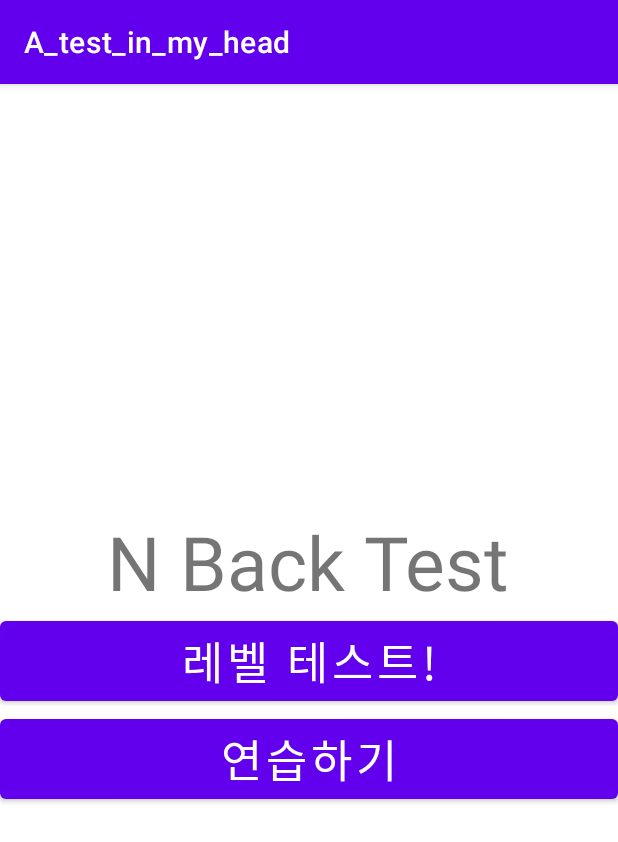
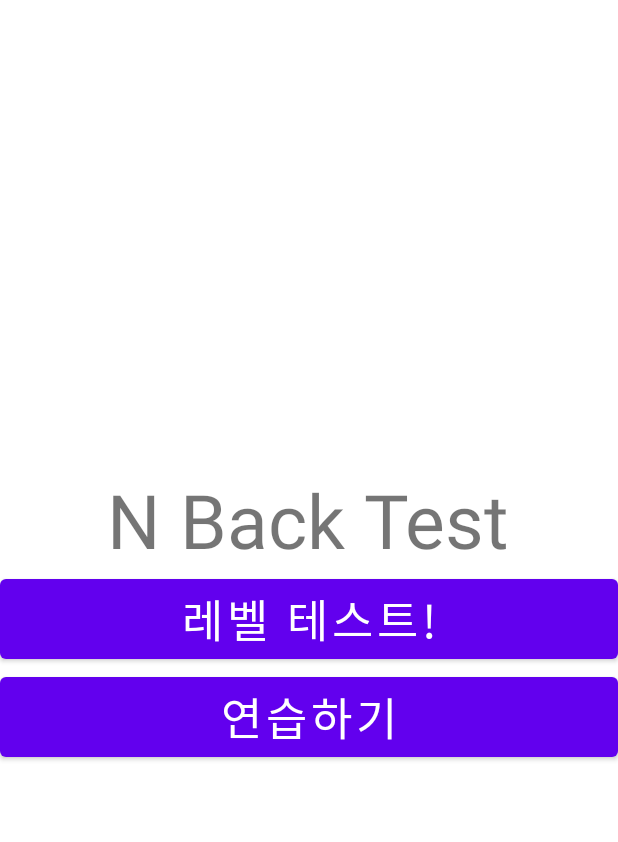
Before and after one commit to Android-app-development-team-project/-, an Android app: the NBackMain screen opened directly, with no data from a screen before it, on a phone screen of 412 x 824 dp. Shown: the top 842 px of the screen. Run offline under Robolectric (Android 15) with nearby library versions, the phone set to English and light mode, and no system bars.

Commit message:
기능　자체는　거의　완성입니다

```diff
--- a/app/build.gradle
+++ b/app/build.gradle
@@ -33,6 +33,8 @@ dependencies {
     implementation 'com.google.android.material:material:1.4.0'
     implementation 'androidx.constraintlayout:constraintlayout:2.1.1'
     implementation 'androidx.legacy:legacy-support-v4:1.0.0'
+    implementation 'androidx.lifecycle:lifecycle-livedata-ktx:2.3.1'
+    implementation 'androidx.lifecycle:lifecycle-viewmodel-ktx:2.3.1'
     testImplementation 'junit:junit:4.+'
     androidTestImplementation 'androidx.test.ext:junit:1.1.3'
     androidTestImplementation 'androidx.test.espresso:espresso-core:3.4.0'
--- a/app/src/main/java/com/example/a_test_in_my_head/GuessNumberMain.java
+++ b/app/src/main/java/com/example/a_test_in_my_head/GuessNumberMain.java
@@ -78,4 +78,5 @@ public class GuessNumberMain extends AppCompatActivity {
         });
 
     }
+
 }
--- a/app/src/main/java/com/example/a_test_in_my_head/NBackMain.java
+++ b/app/src/main/java/com/example/a_test_in_my_head/NBackMain.java
@@ -21,7 +21,7 @@ public class NBackMain extends AppCompatActivity {
         super.onCreate(savedInstanceState);
         setContentView(R.layout.activity_nback_main);
 
-        Button button1 = (Button) findViewById(R.id.levelTestBtn);
+/*        Button button1 = (Button) findViewById(R.id.levelTestBtn);
         button1.setOnClickListener(new View.OnClickListener() {
             @Override
             public void onClick(View view) {
@@ -37,7 +37,7 @@ public class NBackMain extends AppCompatActivity {
                 Intent myintent2 = new Intent(NBackMain.this,NBackPracticeGameSetting.class);
                 startActivity(myintent2);
             }
-        });
+        });*/
 
 
     }
@@ -49,14 +49,15 @@ public class NBackMain extends AppCompatActivity {
         startActivity(intent3);
     }*/
 
-/*
+
     public void onClickLevelTest(View v){
         Intent intent = new Intent(this, NBackGame.class);
         startActivity(intent);
     }
 
-    public void onClickPractice(View v){
+    public void onClickPractice(View v) {
         Intent intent = new Intent(this, NBackPracticeGameSetting.class);
         startActivity(intent);
-    }*/
+    }
+
 }
--- a/app/src/main/java/com/example/a_test_in_my_head/NBackPracticeGameSetting.java
+++ b/app/src/main/java/com/example/a_test_in_my_head/NBackPracticeGameSetting.java
@@ -26,7 +26,7 @@ public class NBackPracticeGameSetting extends AppCompatActivity {
     }
 
     public void onClickStartPractice(View v){
-        Intent intent = new Intent(this, NBackGame.class);
+        Intent intent = new Intent(NBackPracticeGameSetting.this, NBackGame.class);
         intent.putExtra("mode", false);                                   // mode = false 은 연습 모드
         intent.putExtra("n", n);
         intent.putExtra("examLength", examLength);
--- a/app/src/main/res/layout/activity_main.xml
+++ b/app/src/main/res/layout/activity_main.xml
@@ -41,6 +41,7 @@
                 android:id="@+id/geussnumberhelp"
                 android:layout_width="115dp"
                 android:layout_height="wrap_content"
+                android:onClick="onClickGuessHint"
                 android:text="게임 도움말" />
         </LinearLayout>
 
@@ -62,6 +63,7 @@
                 android:layout_width="wrap_content"
                 android:layout_height="wrap_content"
                 android:layout_weight="1"
+                android:onClick="onClickNBackHelp"
                 android:text="게임 도움말" />
         </LinearLayout>
 
@@ -82,6 +84,7 @@
                 android:layout_width="wrap_content"
                 android:layout_height="wrap_content"
                 android:layout_weight="1"
+                android:onClick="onClickDWDMHelp"
                 android:text="게임 도움말" />
         </LinearLayout>
     </LinearLayout>
--- a/app/src/main/res/layout/activity_nback_main.xml
+++ b/app/src/main/res/layout/activity_nback_main.xml
@@ -21,6 +21,7 @@
         android:layout_width="match_parent"
         android:layout_height="wrap_content"
         android:layout_gravity="center"
+        android:onClick="onClickLevelTest"
         android:text="레벨 테스트!"
         android:textSize="30sp"
         android:visibility="visible" />
@@ -29,7 +30,8 @@
         android:id="@+id/practiceBtn"
         android:layout_width="match_parent"
         android:layout_height="wrap_content"
-        android:onClick="onClickTest"
+        android:layout_gravity="center"
+        android:onClick="onClickPractice"
         android:text="연습하기"
         android:textSize="30sp"
         android:visibility="visible" />
--- a/app/src/main/res/values-night/themes.xml
+++ b/app/src/main/res/values-night/themes.xml
@@ -5,6 +5,9 @@
         <item name="colorPrimary">@color/purple_200</item>
         <item name="colorPrimaryVariant">@color/purple_700</item>
         <item name="colorOnPrimary">@color/black</item>
+        <item name="windowActionBar">false</item>
+        <item name="windowNoTitle">true</item>
+
         <!-- Secondary brand color. -->
         <item name="colorSecondary">@color/teal_200</item>
         <item name="colorSecondaryVariant">@color/teal_200</item>
--- a/app/src/main/res/values/themes.xml
+++ b/app/src/main/res/values/themes.xml
@@ -5,6 +5,8 @@
         <item name="colorPrimary">@color/purple_500</item>
         <item name="colorPrimaryVariant">@color/purple_700</item>
         <item name="colorOnPrimary">@color/white</item>
+        <item name="windowActionBar">false</item>
+        <item name="windowNoTitle">true</item>
         <!-- Secondary brand color. -->
         <item name="colorSecondary">@color/teal_200</item>
         <item name="colorSecondaryVariant">@color/teal_700</item>
```
Also changed, not shown: app/src/main/AndroidManifest.xml (+12 -0 lines), app/src/main/java/com/example/a_test_in_my_head/MainActivity.java (+34 -0 lines).
